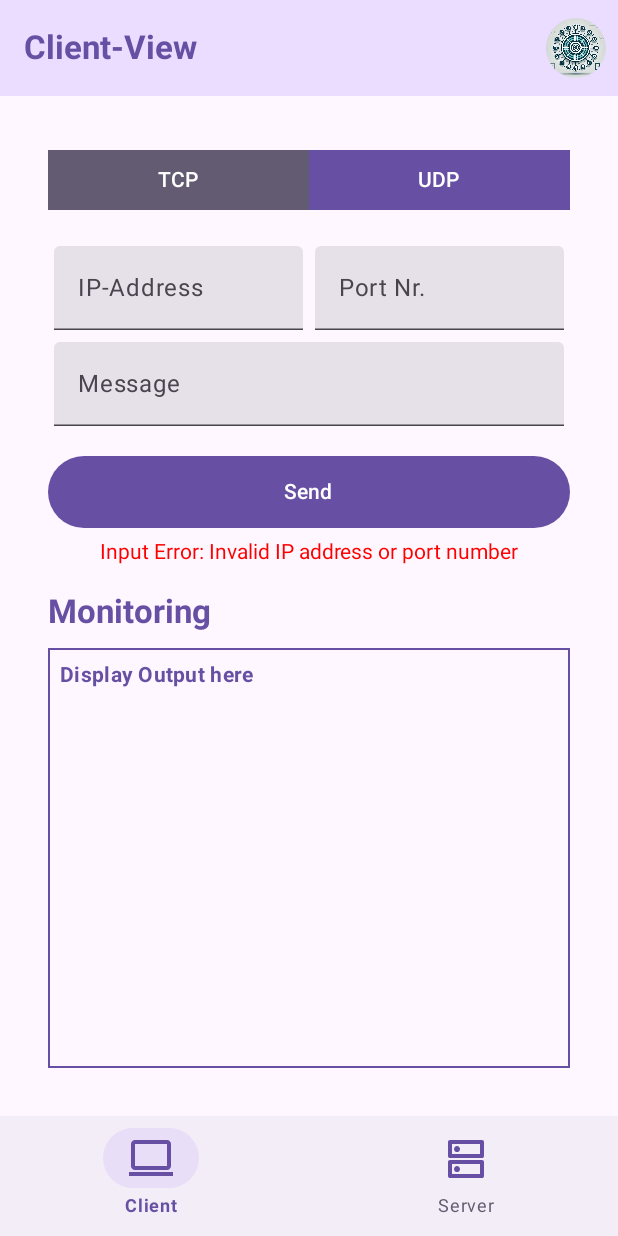
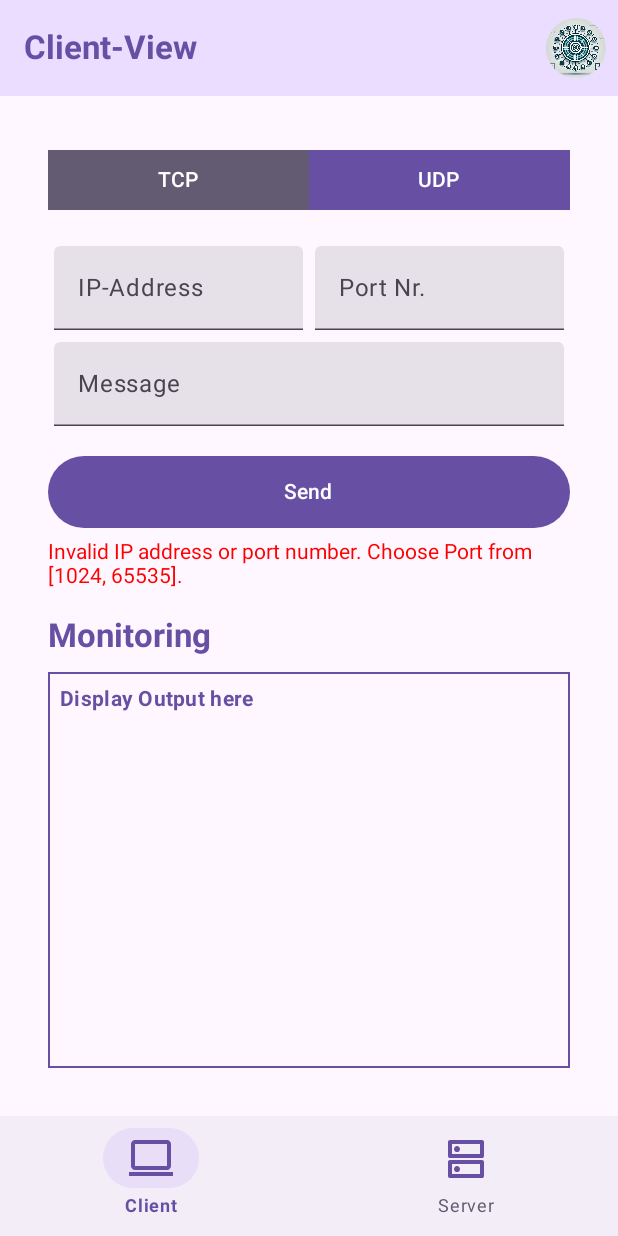
Before and after one commit to AK960/PacketWatcher_App, an Android app built with Jetpack Compose: the screen it shows after launch (MainActivity), after a tap on "Send", on a phone screen of 412 x 824 dp. Run offline under Robolectric (Android 15) with nearby library versions, the phone set to English and light mode, and no system bars; 1 other tap on this screen came first.

Commit message:
Logic to reset input fields

```diff
--- a/app/src/main/java/com/mobilkommunikation/project/ui/screens/ClientView.kt
+++ b/app/src/main/java/com/mobilkommunikation/project/ui/screens/ClientView.kt
@@ -72,9 +72,13 @@ fun PacketWatcherClientView (
                 errorMessage = ""
                 myLog(msg = "PacketWatcherClientView: Send Button clicked: Trying to connect to $ipAddress:$portNumber")
             } else {
-                errorMessage = "Input Error: Invalid IP address or port number"
+                errorMessage = "Invalid IP address or port number. Choose Port from [1024, 65535]."
                 myLog(type = "error", msg = "PacketWatcherClientView: $errorMessage")
             }
+            // Reset input fields
+            ipAddress = ""
+            portNumber = ""
+            tcpMessage = ""
         }
         if (errorMessage.isNotEmpty()) {
             Spacer(modifier = Modifier.height(8.dp))
--- a/app/src/main/java/com/mobilkommunikation/project/ui/screens/ServerView.kt
+++ b/app/src/main/java/com/mobilkommunikation/project/ui/screens/ServerView.kt
@@ -88,7 +88,7 @@ fun PacketWatcherServerView() {
                     }
                     portNumber = ""
                 } else {
-                    errorMessage = "Invalid Port Number. Choose from [1024, 65535]"
+                    errorMessage = "Invalid Port Number. Choose Port from [1024, 65535]"
                     myLog(type = "error", msg = "PacketWatcherServerView: $errorMessage")
                 }
             },
```
